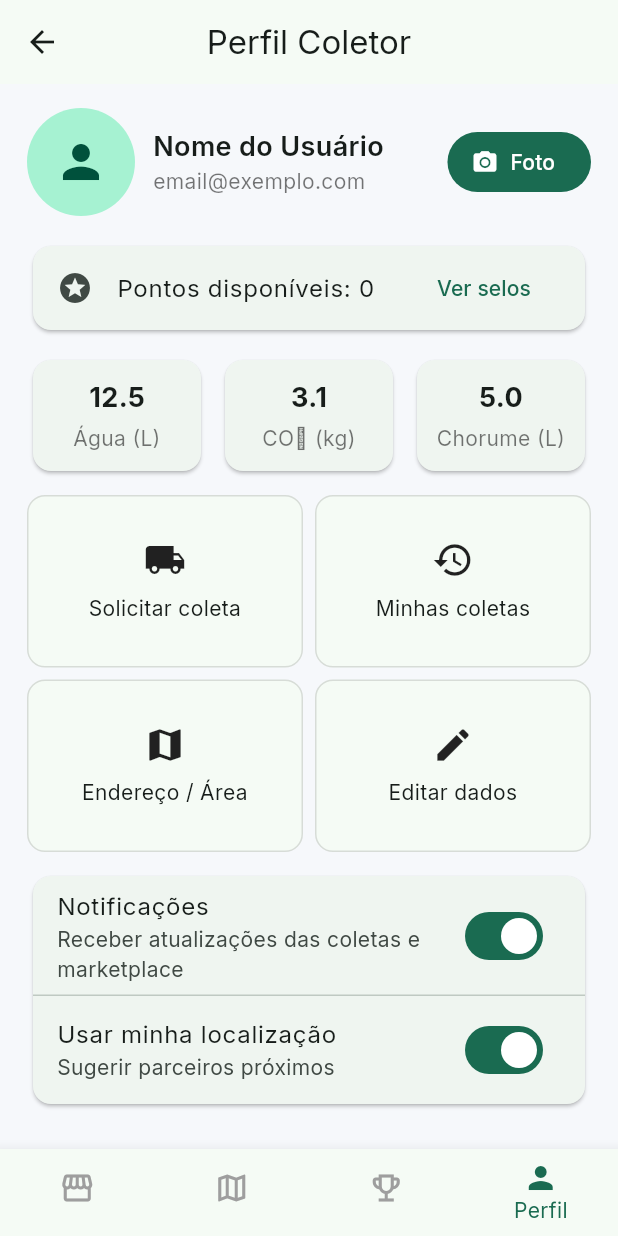
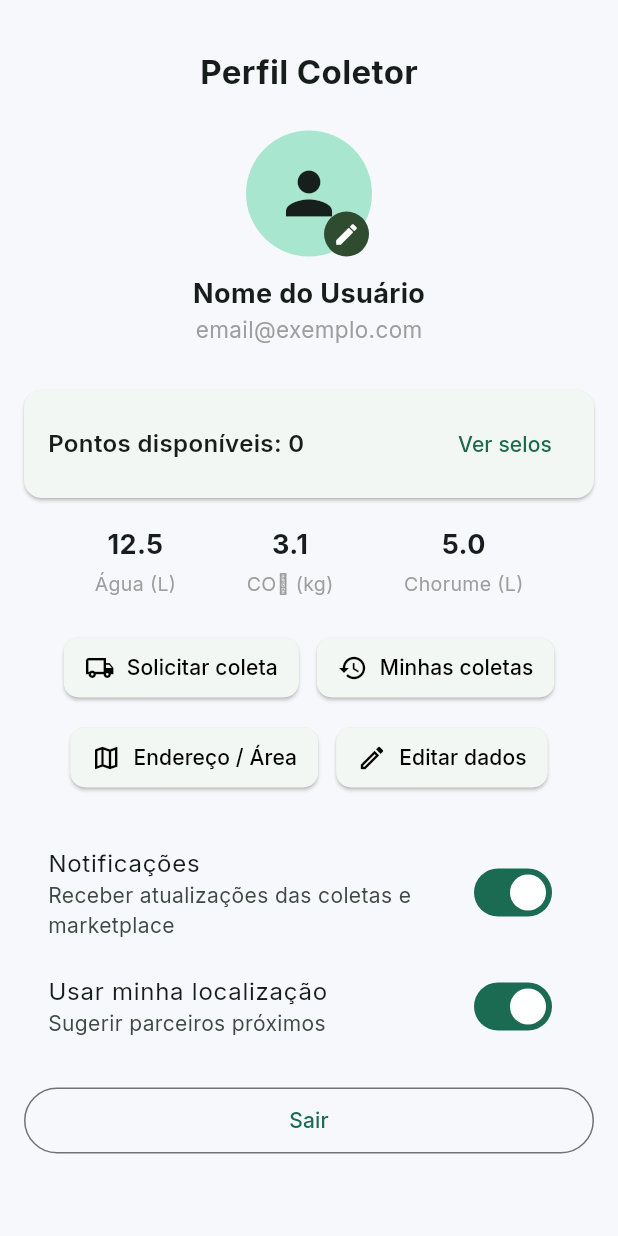
Before and after one commit to HugoValuar03/Hackathon_hackagua, a Flutter app: the ColetorPerfilScreen screen opened by its route, on a phone screen of 412 x 824 dp. Run offline on Flutter 3.47's test engine with Material 3 defaults, Android fonts, the phone set to English and light mode, and no system bars; our stand-ins replace flutter_svg, geolocator, google_fonts, shared_preferences, sqflite; accounts and stored records are empty.

Commit message:
Adiciona 10 usuários iniciais para usar de exemplo

```diff
--- a/lib/database/db_helper.dart
+++ b/lib/database/db_helper.dart
@@ -4,9 +4,6 @@ import '../models.dart';
 
 class DBHelper {
   static Database? _db;
-
-  static const _dbName = 'biocycle.db';
-  static const _dbVersion = 1;
 
   static Future<Database> get database async {
     if (_db != null) return _db!;
@@ -16,13 +13,17 @@ class DBHelper {
 
   static Future<Database> _initDB() async {
     final dbPath = await getDatabasesPath();
-    final path = join(dbPath, _dbName);
+    final path = join(dbPath, 'biocycle.db');
 
+    // 🔁 Sempre recria o banco ao iniciar o app
+    await deleteDatabase(path);
+
+    // 🔧 Criação do novo banco
     return await openDatabase(
       path,
-      version: _dbVersion,
+      version: 1,
       onCreate: (db, version) async {
-        // Tabela de produtos
+        // 🧱 Tabela de produtos
         await db.execute('''
           CREATE TABLE produtos(
             id TEXT PRIMARY KEY,
@@ -34,9 +35,9 @@ class DBHelper {
           )
         ''');
 
-        // Tabela de usuários
+        // 🧱 Tabela de usuários
         await db.execute('''
-          CREATE TABLE usuarios(
+          CREATE TABLE usuarios (
             id INTEGER PRIMARY KEY AUTOINCREMENT,
             nome TEXT,
             email TEXT UNIQUE,
@@ -44,10 +45,29 @@ class DBHelper {
             tipo TEXT
           )
         ''');
+
+        final usuariosIniciais = [
+          {'nome': 'Eco Restaurante', 'email': 'eco@restaurante.com', 'senha': '123456', 'tipo': 'Produtor'},
+          {'nome': 'Verde Escola', 'email': 'verde@escola.com', 'senha': '123456', 'tipo': 'Produtor'},
+          {'nome': 'AgroVida', 'email': 'agrovida@bio.com', 'senha': '123456', 'tipo': 'Produtor'},
+          {'nome': 'Natureza Viva', 'email': 'natureza@viva.com', 'senha': '123456', 'tipo': 'Produtor'},
+          {'nome': 'BioSabor', 'email': 'biosabor@comida.com', 'senha': '123456', 'tipo': 'Produtor'},
+
+          {'nome': 'EcoColeta', 'email': 'eco@coleta.com', 'senha': '123456', 'tipo': 'Coletor'},
+          {'nome': 'ReciclaMais', 'email': 'recicla@mais.com', 'senha': '123456', 'tipo': 'Coletor'},
+          {'nome': 'BioTrans', 'email': 'biotrans@eco.com', 'senha': '123456', 'tipo': 'Coletor'},
+          {'nome': 'VerdeLog', 'email': 'verdelog@coleta.com', 'senha': '123456', 'tipo': 'Coletor'},
+          {'nome': 'CleanWaste', 'email': 'clean@waste.com', 'senha': '123456', 'tipo': 'Coletor'},
+        ];
+
+        for (var u in usuariosIniciais) {
+          await db.insert('usuarios', u);
+        }
       },
     );
   }
 
+  // 🧩 CRUD de produtos (mantido igual ao original)
   static Future<void> insertProduto(Produto produto) async {
     final db = await database;
     await db.insert(
@@ -68,12 +88,12 @@ class DBHelper {
     await db.delete('produtos');
   }
 
-  // 🧪 Teste rápido de depuração
+  // 🧪 Utilitário opcional: listar usuários no console
   static Future<void> printUsuarios() async {
     final db = await database;
-    final result = await db.query('usuarios');
-    for (final row in result) {
-      print('👤 Usuário: ${row['nome']} | Email: ${row['email']} | Tipo: ${row['tipo']}');
+    final users = await db.query('usuarios');
+    for (var u in users) {
+      print('👤 ${u['nome']} (${u['email']}) - ${u['tipo']}');
     }
   }
 }
--- a/lib/screens/coletor/coletor_perfil_screen.dart
+++ b/lib/screens/coletor/coletor_perfil_screen.dart
@@ -1,199 +1,209 @@
 import 'package:flutter/material.dart';
-import 'package:hackathon_hackagua/widgets/scaffold_with_nav.dart';
+import 'package:shared_preferences/shared_preferences.dart';
+import 'package:hackathon_hackagua/database/user_dao.dart';
 
-import '../../main.dart';
-
-class ColetorPerfilScreen extends StatelessWidget {
+class ColetorPerfilScreen extends StatefulWidget {
   const ColetorPerfilScreen({super.key});
 
-  static const _tabIndex = 3;
+  @override
+  State<ColetorPerfilScreen> createState() => _ColetorPerfilScreenState();
+}
+
+class _ColetorPerfilScreenState extends State<ColetorPerfilScreen> {
+  String nome = "Nome do Usuário";
+  String email = "email@exemplo.com";
+
+  @override
+  void initState() {
+    super.initState();
+    _carregarUsuarioLogado();
+  }
+
+  Future<void> _carregarUsuarioLogado() async {
+    final prefs = await SharedPreferences.getInstance();
+    final emailSalvo = prefs.getString('usuario_email');
+
+    if (emailSalvo != null) {
+      final usuario = await UsuarioDao.buscarPorEmail(emailSalvo);
+      if (usuario != null) {
+        setState(() {
+          nome = usuario.nome;
+          email = usuario.email;
+        });
+      }
+    }
+  }
 
   @override
   Widget build(BuildContext context) {
-    return ScaffoldWithNav(
-      title: 'Perfil Coletor',
-      role: UserRole.coletor,
-      currentIndex: _tabIndex,
-      body: ListView(
-        padding: const EdgeInsets.symmetric(horizontal: 18.0, vertical: 16.0),
+    return Scaffold(
+      body: SafeArea(
+        child: SingleChildScrollView(
+          padding: const EdgeInsets.all(16),
+          child: Column(
+            crossAxisAlignment: CrossAxisAlignment.center,
             children: [
-          // Cabeçalho
-          Row(
+              const SizedBox(height: 16),
+              const Text(
+                "Perfil Coletor",
+                style: TextStyle(
+                  fontSize: 22,
+                  fontWeight: FontWeight.w700,
+                ),
+              ),
+              const SizedBox(height: 24),
+
+              // 🧑‍🔧 Foto de perfil com botão embutido
+              Stack(
+                alignment: Alignment.bottomRight,
                 children: [
                   const CircleAvatar(
-                radius: 36,
-                child: Icon(Icons.person, size: 36),
+                    radius: 42,
+                    backgroundColor: Color(0xFFA8E6CF),
+                    child: Icon(Icons.person, size: 46, color: Colors.black87),
                   ),
-              const SizedBox(width: 12),
-              const Expanded(
-                child: Column(
-                  crossAxisAlignment: CrossAxisAlignment.start,
-                  children: [
-                    Text(
-                      'Nome do Usuário',
-                      style: TextStyle(
-                        fontSize: 18,
-                        fontWeight: FontWeight.w600,
+                  Positioned(
+                    bottom: 0,
+                    right: 2,
+                    child: Container(
+                      decoration: const BoxDecoration(
+                        color: Color(0xFF2F4C30),
+                        shape: BoxShape.circle,
+                      ),
+                      padding: const EdgeInsets.all(6),
+                      child: const Icon(
+                        Icons.edit,
+                        color: Colors.white,
+                        size: 18,
                       ),
                     ),
-                    Text(
-                      'email@exemplo.com',
-                      style: TextStyle(color: Colors.black54),
-                    ),
-                  ],
-                ),
-              ),
-              FilledButton.icon(
-                onPressed: () {
-                  // TODO: implementar troca de foto
-                },
-                icon: const Icon(Icons.camera_alt),
-                label: const Text('Foto'),
-              ),
-            ],
-          ),
-
-          const SizedBox(height: 16),
-
-          // Pontos & Selos
-          Card(
-            child: ListTile(
-              leading: const Icon(Icons.stars),
-              title: Text('Pontos disponíveis: ${AppState.pontos}'),
-              trailing: TextButton(
-                onPressed: () => Navigator.pushNamed(context, '/beneficios'),
-                child: const Text('Ver selos'),
-              ),
-            ),
-          ),
-
-          const SizedBox(height: 12),
-
-          // Mini-dashboard de impacto
-          Row(
-            children: const [
-              _ImpactoCard(titulo: 'Água (L)', valor: '12.5'),
-              SizedBox(width: 8),
-              _ImpactoCard(titulo: 'CO₂ (kg)', valor: '3.1'),
-              SizedBox(width: 8),
-              _ImpactoCard(titulo: 'Chorume (L)', valor: '5.0'),
-            ],
-          ),
-
-          const SizedBox(height: 12),
-
-          // Ações rápidas
-          GridView(
-            shrinkWrap: true,
-            physics: NeverScrollableScrollPhysics(),
-            gridDelegate: SliverGridDelegateWithFixedCrossAxisCount(
-              crossAxisCount: 2,
-              childAspectRatio: 1.6,
-              crossAxisSpacing: 8,
-              mainAxisSpacing: 8,
-            ),
-            children: [
-              _ActionCard(
-                icon: Icons.local_shipping,
-                label: 'Solicitar coleta',
-                onTap: () => Navigator.pushNamed(context, '/solicitar-coleta'),
-              ),
-              _ActionCard(
-                icon: Icons.history,
-                label: 'Minhas coletas',
-                onTap: () => Navigator.pushNamed(context, '/coletas'),
-              ),
-              _ActionCard(
-                icon: Icons.map,
-                label: 'Endereço / Área',
-                onTap: () => Navigator.pushNamed(context, '/mapa'),
-              ),
-              _ActionCard(
-                icon: Icons.edit,
-                label: 'Editar dados',
-                onTap: () {
-                  // TODO: abrir formulário de edição
-                },
                   ),
                 ],
               ),
 
               const SizedBox(height: 12),
 
-          // Preferências
-          Card(
-            child: Column(
-              children: [
-                SwitchListTile(
-                  value: true,
-                  onChanged: (v) {
-                    // TODO: salvar preferência
-                  },
-                  title: const Text('Notificações'),
-                  subtitle: const Text(
-                    'Receber atualizações das coletas e marketplace',
-                  ),
-                ),
-                const Divider(height: 0),
-                SwitchListTile(
-                  value: true,
-                  onChanged: (v) {
-                    // TODO: salvar preferência
-                  },
-                  title: const Text('Usar minha localização'),
-                  subtitle: const Text('Sugerir parceiros próximos'),
-                ),
-              ],
-            ),
-          ),
-
-          const SizedBox(height: 24),
-
-          // Sair
-          OutlinedButton(
-            onPressed: () => Navigator.pushReplacementNamed(context, '/login'),
-            child: const Text('Sair'),
-          ),
-
-          const SizedBox(height: 12),
-          const Center(
-            child: Text(
-              'BioCycle v0.1.0 • Suporte',
-              style: TextStyle(color: Colors.black54),
-            ),
-          ),
-        ],
-      ),
-    );
-  }
-}
-
-class _ImpactoCard extends StatelessWidget {
-  const _ImpactoCard({required this.titulo, required this.valor});
-
-  final String titulo;
-  final String valor;
-
-  @override
-  Widget build(BuildContext context) {
-    return Expanded(
-      child: Card(
-        child: Padding(
-          padding: const EdgeInsets.symmetric(vertical: 12, horizontal: 10),
-          child: Column(
-            children: [
               Text(
-                valor,
+                nome,
                 style: const TextStyle(
                   fontSize: 18,
                   fontWeight: FontWeight.w700,
                 ),
               ),
-              const SizedBox(height: 4),
               Text(
-                titulo,
-                textAlign: TextAlign.center,
-                style: const TextStyle(color: Colors.black54),
+                email,
+                style: const TextStyle(
+                  fontSize: 15,
+                  color: Colors.grey,
+                ),
+              ),
+
+              const SizedBox(height: 22),
+
+              // 🏅 Pontos e métricas
+              Card(
+                color: const Color(0xFFF2F7F3),
+                shape: RoundedRectangleBorder(
+                  borderRadius: BorderRadius.circular(12),
+                ),
+                margin: const EdgeInsets.symmetric(vertical: 8),
+                child: Padding(
+                  padding: const EdgeInsets.symmetric(
+                    vertical: 12,
+                    horizontal: 16,
+                  ),
+                  child: Row(
+                    mainAxisAlignment: MainAxisAlignment.spaceBetween,
+                    children: [
+                      const Text(
+                        "Pontos disponíveis: 0",
+                        style: TextStyle(
+                          fontSize: 16,
+                          fontWeight: FontWeight.w600,
+                        ),
+                      ),
+                      TextButton(
+                        onPressed: () {},
+                        child: const Text("Ver selos"),
+                      ),
+                    ],
+                  ),
+                ),
+              ),
+
+              const SizedBox(height: 10),
+
+              // Estatísticas básicas
+              Row(
+                mainAxisAlignment: MainAxisAlignment.spaceEvenly,
+                children: const [
+                  _MetricCard(label: "Água (L)", value: "12.5"),
+                  _MetricCard(label: "CO₂ (kg)", value: "3.1"),
+                  _MetricCard(label: "Chorume (L)", value: "5.0"),
+                ],
+              ),
+
+              const SizedBox(height: 22),
+
+              // Botões de ações principais
+              Wrap(
+                spacing: 12,
+                runSpacing: 12,
+                alignment: WrapAlignment.center,
+                children: [
+                  _ActionButton(
+                    icon: Icons.local_shipping_outlined,
+                    label: "Solicitar coleta",
+                    onPressed: () {},
+                  ),
+                  _ActionButton(
+                    icon: Icons.history,
+                    label: "Minhas coletas",
+                    onPressed: () {},
+                  ),
+                  _ActionButton(
+                    icon: Icons.map_outlined,
+                    label: "Endereço / Área",
+                    onPressed: () {},
+                  ),
+                  _ActionButton(
+                    icon: Icons.edit_outlined,
+                    label: "Editar dados",
+                    onPressed: () {},
+                  ),
+                ],
+              ),
+
+              const SizedBox(height: 26),
+
+              // Notificações e localização
+              SwitchListTile(
+                title: const Text("Notificações"),
+                subtitle: const Text(
+                  "Receber atualizações das coletas e marketplace",
+                ),
+                value: true,
+                onChanged: (_) {},
+              ),
+              SwitchListTile(
+                title: const Text("Usar minha localização"),
+                subtitle: const Text("Sugerir parceiros próximos"),
+                value: true,
+                onChanged: (_) {},
+              ),
+
+              const SizedBox(height: 16),
+
+              // Botão de sair
+              OutlinedButton(
+                onPressed: () {
+                  Navigator.pushReplacementNamed(context, '/login');
+                },
+                style: OutlinedButton.styleFrom(
+                  minimumSize: const Size.fromHeight(44),
+                  side: const BorderSide(color: Colors.black54),
+                ),
+                child: const Text("Sair"),
               ),
             ],
           ),
@@ -203,34 +213,60 @@ class _ImpactoCard extends StatelessWidget {
   }
 }
 
-class _ActionCard extends StatelessWidget {
-  const _ActionCard({required this.icon, required this.label, this.onTap});
+class _MetricCard extends StatelessWidget {
+  final String label;
+  final String value;
 
-  final IconData icon;
-  final String label;
-  final VoidCallback? onTap;
+  const _MetricCard({required this.label, required this.value});
 
   @override
   Widget build(BuildContext context) {
-    return InkWell(
-      onTap: onTap,
-      borderRadius: BorderRadius.circular(12),
-      child: Ink(
-        decoration: BoxDecoration(
-          borderRadius: BorderRadius.circular(12),
-          color: Theme.of(context).colorScheme.surface,
-          border: Border.all(color: Colors.black12),
-        ),
-        child: Center(
-          child: Column(
-            mainAxisSize: MainAxisSize.min,
+    return Column(
       children: [
-              Icon(icon, size: 28),
-              const SizedBox(height: 8),
-              Text(label, textAlign: TextAlign.center),
-            ],
+        Text(
+          value,
+          style: const TextStyle(
+            fontSize: 18,
+            fontWeight: FontWeight.w700,
           ),
         ),
+        const SizedBox(height: 4),
+        Text(
+          label,
+          style: const TextStyle(fontSize: 13, color: Colors.grey),
+        ),
+      ],
+    );
+  }
+}
+
+class _ActionButton extends StatelessWidget {
+  final IconData icon;
+  final String label;
+  final VoidCallback onPressed;
+
+  const _ActionButton({
+    required this.icon,
+    required this.label,
+    required this.onPressed,
+  });
+
+  @override
+  Widget build(BuildContext context) {
+    return ElevatedButton.icon(
+      onPressed: onPressed,
+      style: ElevatedButton.styleFrom(
+        backgroundColor: const Color(0xFFF2F7F3),
+        foregroundColor: Colors.black,
+        padding: const EdgeInsets.symmetric(horizontal: 14, vertical: 10),
+        shape: RoundedRectangleBorder(
+          borderRadius: BorderRadius.circular(10),
+        ),
+      ),
+      icon: Icon(icon, size: 20),
+      label: Text(
+        label,
+        style: const TextStyle(fontSize: 14, fontWeight: FontWeight.w500),
       ),
     );
   }
```
Lines whose indentation alone changed are shown as unchanged.
